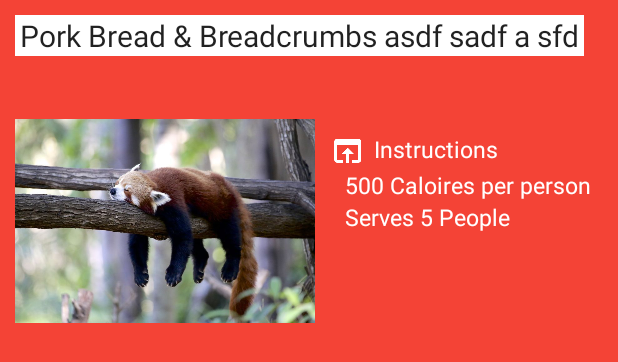
After one commit to andrewfishersb/Stockipy-Android-App, an Android app: the layout activity_view_recipe_details.xml on its own in the app's theme, with its tools: preview values and no code run, on a phone screen of 412 x 824 dp. The commit adds this screen. Shown: the top 362 px of the screen. Run offline under Robolectric (Android 15) with nearby library versions, the phone set to English and light mode, and no system bars.

Commit message:
fix detail activity layout and calculates calories per person

```diff
--- /dev/null
+++ b/app/src/main/res/layout/activity_view_recipe_details.xml
@@ -0,0 +1,103 @@
+<FrameLayout xmlns:android="http://schemas.android.com/apk/res/android"
+    xmlns:tools="http://schemas.android.com/tools"
+    android:layout_width="wrap_content"
+    android:layout_height="match_parent"
+    tools:context="fisher.andrew.stockipy.RecipeDetaiActivity">
+
+    <RelativeLayout
+        android:layout_width="match_parent"
+        android:layout_height="match_parent"
+        android:layout_gravity="right|center_vertical"
+        android:background="@color/colorPrimary">
+
+
+        <TextView
+            android:layout_width="wrap_content"
+            android:layout_height="wrap_content"
+            android:textAppearance="?android:attr/textAppearanceLarge"
+            android:text="Pork Bread &amp; Breadcrumbs asdf sadf a sfd"
+            android:id="@+id/detailTitle"
+            android:textAlignment="center"
+            android:layout_margin="10dp"
+            android:paddingLeft="3dp"
+            android:paddingRight="3dp"
+            android:textSize="20sp"
+            android:background="#ffffff"/>
+
+
+        <!--<LinearLayout-->
+            <!--android:layout_width="wrap_content"-->
+            <!--android:layout_height="wrap_content"-->
+            <!--android:orientation="vertical"-->
+            <!--android:layout_below="@+id/linkTextView"-->
+            <!--android:background="@color/colorPrimaryDark"-->
+            <!--android:id="@+id/linearLayout"-->
+            <!--android:layout_marginLeft="5dp"-->
+            <!--android:layout_marginRight="5dp"-->
+            <!--android:paddingLeft="10dp"-->
+            <!--&gt;-->
+
+        <!--</LinearLayout>-->
+
+
+
+        <TextView
+            android:layout_width="wrap_content"
+            android:layout_height="wrap_content"
+            android:text="Instructions"
+            android:id="@+id/linkTextView"
+            android:textSize="15sp"
+            android:layout_marginTop="41dp"
+            android:textColor="#ffffff"
+            android:drawableLeft="@drawable/ic_open_in_browser_white_24dp"
+            android:drawablePadding="5dp"
+            android:layout_below="@+id/detailTitle"
+            android:layout_toRightOf="@+id/detailImage"
+            />
+
+        <ImageView
+            android:src="@drawable/panda"
+            android:layout_gravity="center_horizontal|top"
+            android:id="@+id/detailImage"
+            android:layout_width="200dp"
+            android:layout_height="200dp"
+            android:layout_below="@+id/detailTitle"
+            android:layout_marginLeft="10dp"
+            android:layout_marginRight="10dp"
+            />
+
+        <TextView
+            android:layout_width="wrap_content"
+            android:layout_height="wrap_content"
+            android:text="500 Caloires per person"
+            android:id="@+id/caloriesTextView"
+            android:textSize="15sp"
+            android:layout_marginLeft="10dp"
+            android:textColor="#ffffff"
+            android:layout_below="@+id/linkTextView"
+            android:layout_toRightOf="@+id/detailImage"
+
+            />
+
+        <TextView
+            android:layout_width="wrap_content"
+            android:layout_height="wrap_content"
+            android:text="Serves 5 People"
+            android:id="@+id/servingsTextView"
+            android:textColor="#ffffff"
+            android:layout_marginLeft="10dp"
+            android:textSize="15sp"
+            android:layout_below="@+id/caloriesTextView"
+            android:layout_toRightOf="@+id/detailImage"/>
+
+
+        <ListView
+            android:layout_width="wrap_content"
+            android:layout_height="wrap_content"
+            android:id="@+id/ingredientListView"
+            android:layout_marginTop="5dp"
+            android:textColor="#ffffff"
+            android:layout_below="@+id/detailImage"/>
+
+    </RelativeLayout>
+</FrameLayout>
```
Also changed, not shown: app/src/main/java/fisher/andrew/stockipy/Recipe.java (+12 -5 lines), app/src/main/java/fisher/andrew/stockipy/RecipeDetaiActivity.java (+5 -5 lines), app/src/main/java/fisher/andrew/stockipy/RecipeListAdapter.java (+3 -5 lines), app/src/main/res/layout/activity_view_recipe.xml (deleted, +0 -97 lines).
